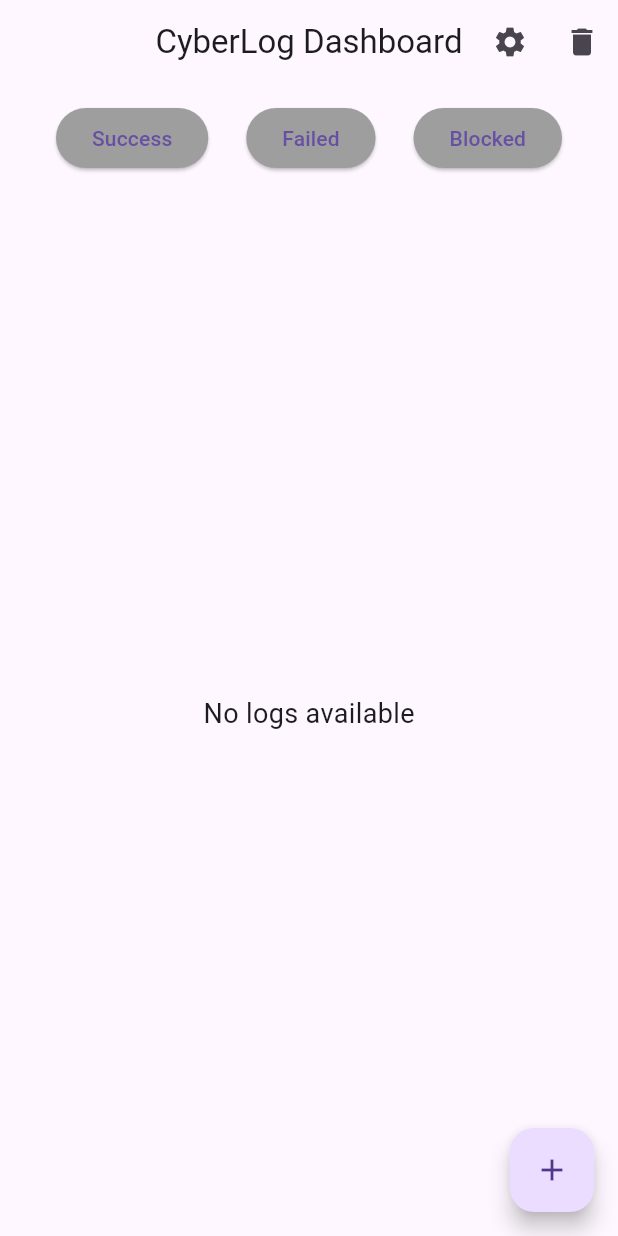
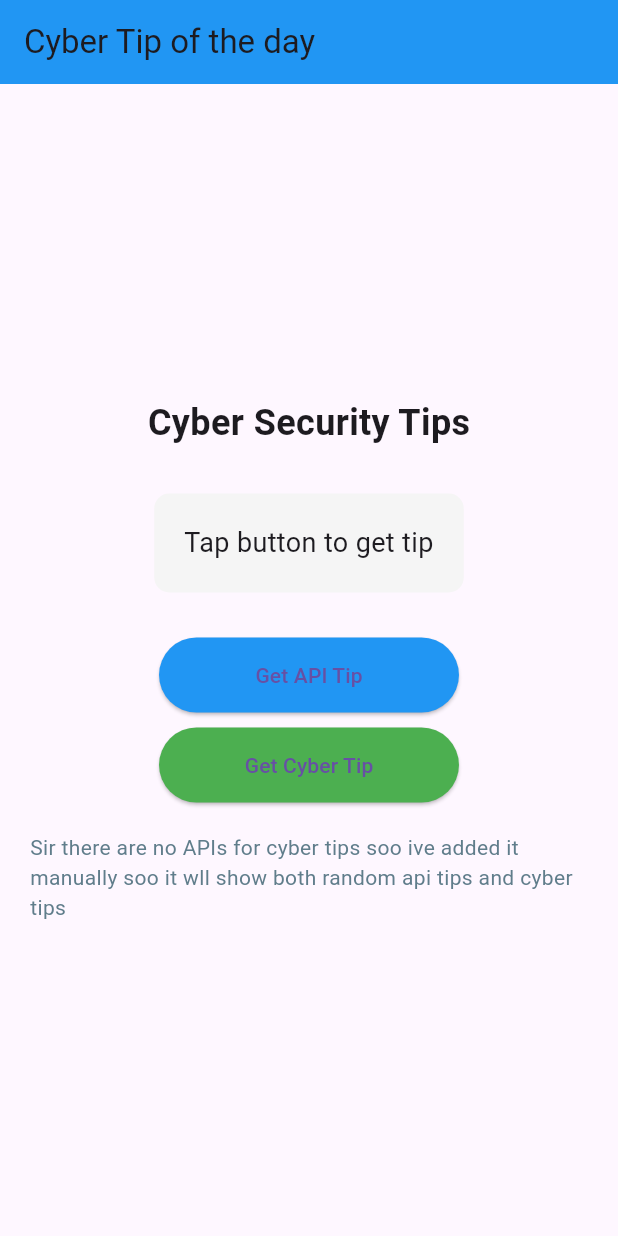
Before and after one commit to DevanshBakrania/Cyberlog, a Flutter app: the screen it shows after launch, on a phone screen of 412 x 824 dp. Run offline on Flutter 3.47's test engine with Material 3 defaults, Android fonts, the phone set to English and light mode, and no system bars.

Commit message:
Update main.dart

```diff
--- a/lib/main.dart
+++ b/lib/main.dart
@@ -1,236 +1,268 @@
+import 'dart:convert';
 import 'package:flutter/material.dart';
-import 'package:provider/provider.dart';
+import 'package:http/http.dart' as http;
 
-void main() {
-  runApp(
-    MultiProvider(
-      providers: [
-        ChangeNotifierProvider(create: (_) => LogProvider()),
-        ChangeNotifierProvider(create: (_) => SettingsProvider()),
-      ],
-      child: const MyApp(),
-    ),
-  );
-}
-
-class Log {
-  final String action;
-  final DateTime time;
-  final String status;
-
-  Log(this.action, this.time, this.status);
-}
-
-class LogProvider extends ChangeNotifier {
-  final List<Log> _logs = [];
-
-  List<Log> get logs => _logs;
-
-  void addLog(String action, String status) {
-    _logs.add(Log(action, DateTime.now(), status));
-    notifyListeners();
-  }
-
-  void clearLogs() {
-    _logs.clear();
-    notifyListeners();
-  }
-}
-
-class SettingsProvider extends ChangeNotifier {
-  bool isDarkMode = false;
-  String defaultStatus = "Success";
-
-  void toggleTheme() {
-    isDarkMode = !isDarkMode;
-    notifyListeners();
-  }
-
-  void setDefaultStatus(String status) {
-    defaultStatus = status;
-    notifyListeners();
-  }
-}
+void main() => runApp(const MyApp());
 
 class MyApp extends StatelessWidget {
-  const MyApp({super.key});
+  const MyApp({Key? key}) : super(key: key);
 
   @override
   Widget build(BuildContext context) {
-    return Consumer<SettingsProvider>(
-      builder: (context, settings, child) {
-        return MaterialApp(
+    return const MaterialApp(
       debugShowCheckedModeBanner: false,
-          title: 'CyberLog',
-          theme: ThemeData(
-            brightness:
-            settings.isDarkMode ? Brightness.dark : Brightness.light,
-            useMaterial3: true,
-          ),
-          home: const CyberLogScreen(),
-        );
-      },
+      home: CyberTipScreen(),
     );
   }
 }
 
-class CyberLogScreen extends StatefulWidget {
-  const CyberLogScreen({super.key});
+class CyberTipScreen extends StatefulWidget {
+  const CyberTipScreen({Key? key}) : super(key: key);
 
   @override
-  State<CyberLogScreen> createState() => _CyberLogScreenState();
+  State<CyberTipScreen> createState() => _CyberTipScreenState();
 }
 
-class _CyberLogScreenState extends State<CyberLogScreen> {
-  String? selectedStatus;
+class _CyberTipScreenState extends State<CyberTipScreen> {
+  String tip = 'Tap button to get tip';
+  bool loading = false;
+
+  // Local cybersecurity tips (100+ tips)
+  final List<String> cyberTips = [
+    "Use strong passwords and enable 2FA",
+    "Update software regularly",
+    "Backup your data",
+    "Be careful with email links",
+    "Use antivirus software",
+    "Don't use public Wi-Fi for sensitive tasks",
+    "Log out when finished",
+    "Check privacy settings",
+    "Use a password manager",
+    "Enable automatic screen lock",
+    "Don't reuse passwords across sites",
+    "Verify sender email addresses",
+    "Use HTTPS websites only",
+    "Don't download unknown attachments",
+    "Secure your home Wi-Fi with WPA3",
+    "Regularly clear browser cookies",
+    "Use incognito mode for sensitive browsing",
+    "Don't save passwords in browsers",
+    "Enable find my device feature",
+    "Review app permissions regularly",
+    "Avoid oversharing on social media",
+    "Use different email for important accounts",
+    "Shred documents with personal info",
+    "Monitor bank statements regularly",
+    "Don't plug in unknown USB devices",
+    "Use a VPN for extra privacy",
+    "Disable auto-connect to Wi-Fi",
+    "Set up security questions carefully",
+    "Don't use obvious security answers",
+    "Lock your devices when not in use",
+    "Encrypt sensitive files",
+    "Use secure messaging apps",
+    "Disable location when not needed",
+    "Turn off Bluetooth when not in use",
+    "Keep router firmware updated",
+    "Change default router passwords",
+    "Use a guest network for visitors",
+    "Disable remote management on router",
+    "Regularly audit connected devices",
+    "Use a separate network for IoT devices",
+    "Enable login notifications",
+    "Review account activity logs",
+    "Don't click shortened URLs",
+    "Hover over links to see real URL",
+    "Check for spelling errors in emails",
+    "Verify unexpected requests by phone",
+    "Don't give info to unsolicited callers",
+    "Use credit cards for online purchases",
+    "Enable purchase notifications",
+    "Store backups in different locations",
+    "Test your backups regularly",
+    "Have an incident response plan",
+    "Educate family about cybersecurity",
+    "Keep work and personal devices separate",
+    "Don't install unnecessary apps",
+    "Read permissions before installing apps",
+    "Delete old accounts you don't use",
+    "Use disposable email for signups",
+    "Clear browser history regularly",
+    "Disable auto-fill for sensitive data",
+    "Use browser privacy extensions",
+    "Block third-party cookies",
+    "Disable JavaScript for unknown sites",
+    "Avoid public charging stations",
+    "Use your own charging cable",
+    "Keep software in auto-update mode",
+    "Don't jailbreak/root your device",
+    "Verify app developers before installing",
+    "Check app reviews for security concerns",
+    "Use biometric authentication when available",
+    "Set up emergency contacts",
+    "Have a digital will for accounts",
+    "Don't post travel plans publicly",
+    "Use a separate credit card for online",
+    "Freeze credit when not applying for loans",
+    "Check for credit report annually",
+    "Use secure password recovery options",
+    "Don't use public computers for login",
+    "Clear cache after using public computers",
+    "Don't write passwords on paper",
+    "Use password phrases instead of words",
+    "Include special characters in passwords",
+    "Don't use personal info in passwords",
+    "Change passwords after a breach",
+    "Use different passwords for banking",
+    "Enable transaction alerts",
+    "Verify website security certificates",
+    "Don't enter data on non-HTTPS sites",
+    "Look for padlock icon in address bar",
+    "Don't ignore security warnings",
+    "Report suspicious activity immediately",
+    "Keep physical devices secure",
+    "Don't leave devices in cars",
+    "Use tracking software for devices",
+    "Backup phone contacts regularly",
+    "Enable remote wipe capability",
+    "Don't share login credentials",
+    "Use company-approved software for work",
+    "Follow organizational security policies",
+    "Attend security training sessions",
+    "Stay informed about new threats",
+    "Subscribe to security newsletters",
+    "Use ad-blockers to avoid malvertising",
+    "Disable macros in Office documents",
+    "Don't enable unnecessary browser extensions",
+    "Regularly review social media tags",
+    "Adjust social media privacy settings",
+    "Think before you post online",
+    "Assume nothing online is private",
+    "Verify information before sharing",
+    "Don't participate in online quizzes",
+    "Be cautious with QR codes",
+    "Scan QR codes with security apps",
+  ];
+
+  // Function to get tip
+  Future<void> getTip() async {
+    setState(() {
+      loading = true;
+    });
+
+    try {
+      // Try API first
+      final response = await http.get(
+        Uri.parse('https://api.adviceslip.com/advice'),
+      );
+
+      if (response.statusCode == 200) {
+        final data = jsonDecode(response.body);
+        setState(() {
+          tip = data['slip']['advice'];
+        });
+      } else {
+        // Fallback to local tip
+        showLocalTip();
+      }
+    } catch (e) {
+      // Fallback to local tip
+      showLocalTip();
+    } finally {
+      setState(() {
+        loading = false;
+      });
+    }
+  }
+
+  // Show random local tip
+  void showLocalTip() {
+    final randomIndex = DateTime.now().millisecondsSinceEpoch % cyberTips.length;
+    setState(() {
+      tip = cyberTips[randomIndex];
+    });
+  }
 
   @override
   Widget build(BuildContext context) {
-    final settings = Provider.of<SettingsProvider>(context, listen: false);
-
     return Scaffold(
       appBar: AppBar(
-        title: const Text("CyberLog Dashboard"),
-        centerTitle: true,
-        actions: [
-          IconButton(
-            icon: const Icon(Icons.settings),
-            onPressed: () {
-              Navigator.push(
-                  context,
-                  MaterialPageRoute(
-                      builder: (_) => const SettingsScreen()));
-            },
+        title: const Text('Cyber Tip of the day'),
+        backgroundColor: Colors.blue,
       ),
-          IconButton(
-            icon: const Icon(Icons.delete),
-            onPressed: () {
-              Provider.of<LogProvider>(context, listen: false).clearLogs();
-            },
+      body: Center(
+        child: Padding(
+          padding: const EdgeInsets.all(20.0),
+          child: Column(
+            mainAxisAlignment: MainAxisAlignment.center,
+            children: [
+              const Text(
+                'Cyber Security Tips',
+                style: TextStyle(
+                  fontSize: 24,
+                  fontWeight: FontWeight.bold,
+                ),
+              ),
+
+              const SizedBox(height: 30),
+
+              // Tip Display
+              Container(
+                padding: const EdgeInsets.all(20),
+                decoration: BoxDecoration(
+                  color: Colors.grey[100],
+                  borderRadius: BorderRadius.circular(10),
+                ),
+                child: Column(
+                  children: [
+                    if (loading)
+                      const CircularProgressIndicator()
+                    else
+                      Text(
+                        tip,
+                        style: const TextStyle(fontSize: 18),
+                        textAlign: TextAlign.center,
                       ),
                   ],
                 ),
+              ),
 
-      body: Column(
+              const SizedBox(height: 30),
+
+              // Buttons
+              Column(
                 children: [
-          Padding(
-            padding: const EdgeInsets.all(12.0),
-            child: Row(
-              mainAxisAlignment: MainAxisAlignment.spaceEvenly,
-              children: ["Success", "Failed", "Blocked"].map((status) {
-                final isSelected = selectedStatus == status;
-                return ElevatedButton(
-                  onPressed: () {
-                    setState(() {
-                      selectedStatus = status;
-                    });
-                  },
+                  ElevatedButton(
+                    onPressed: getTip,
+                    child: const Text('Get API Tip'),
                     style: ElevatedButton.styleFrom(
-                      backgroundColor: isSelected ? Colors.blue : Colors.grey),
-                  child: Text(status),
-                );
-              }).toList(),
+                      backgroundColor: Colors.blue,
+                      minimumSize: const Size(200, 50),
                     ),
                   ),
 
-          Expanded(
-            child: Consumer<LogProvider>(
-              builder: (context, logProvider, child) {
-                if (logProvider.logs.isEmpty) {
-                  return const Center(
-                    child: Text(
-                      "No logs available",
-                      style: TextStyle(fontSize: 18),
-                    ),
-                  );
-                }
+                  const SizedBox(height: 10),
 
-                return ListView.builder(
-                  itemCount: logProvider.logs.length,
-                  itemBuilder: (context, index) {
-                    final log = logProvider.logs[index];
-
-                    return Card(
-                      margin: const EdgeInsets.symmetric(
-                          horizontal: 12, vertical: 6),
-                      child: ListTile(
-                        leading: const Icon(Icons.security),
-                        title: Text(log.action),
-                        subtitle: Text(
-                            "${log.status} • ${log.time.hour}:${log.time.minute.toString().padLeft(2, '0')}"),
-                        trailing: Icon(
-                          log.status == "Success"
-                              ? Icons.check_circle
-                              : log.status == "Blocked"
-                              ? Icons.block
-                              : Icons.error,
-                          color: log.status == "Success"
-                              ? Colors.lightGreen
-                              : log.status == "Blocked"
-                              ? Colors.orangeAccent
-                              : Colors.redAccent
-                        ),
-                      ),
-                    );
-                  },
-                );
-              },
+                  ElevatedButton(
+                    onPressed: showLocalTip,
+                    child: const Text('Get Cyber Tip'),
+                    style: ElevatedButton.styleFrom(
+                      backgroundColor: Colors.green,
+                      minimumSize: const Size(200, 50),
                     ),
                   ),
                 ],
               ),
 
-      floatingActionButton: FloatingActionButton(
-        onPressed: () {
-          final logStatus =
-              selectedStatus ?? settings.defaultStatus;
-          Provider.of<LogProvider>(context, listen: false)
-              .addLog("Security Scan", logStatus);
-          setState(() {
-            selectedStatus = null;
-          });
-        },
-        child: const Icon(Icons.add),
-      ),
-    );
-  }
-}
+              const SizedBox(height: 20),
 
-class SettingsScreen extends StatelessWidget {
-  const SettingsScreen({super.key});
-
-  @override
-  Widget build(BuildContext context) {
-    final settings = Provider.of<SettingsProvider>(context);
-
-    return Scaffold(
-      appBar: AppBar(title: const Text("Settings")),
-      body: Padding(
-        padding: const EdgeInsets.all(16.0),
-        child: Column(
-          children: [
-            SwitchListTile(
-              title: const Text("Dark Mode"),
-              value: settings.isDarkMode,
-              onChanged: (_) => settings.toggleTheme(),
-            ),
-            const SizedBox(height: 20),
-            const Text("Default Status", style: TextStyle(fontSize: 16)),
-            const SizedBox(height: 10),
-
-            Row(
-              mainAxisAlignment: MainAxisAlignment.spaceEvenly,
-              children: ["Success", "Failed", "Blocked"].map((status) {
-                final isSelected = settings.defaultStatus == status;
-                return ElevatedButton(
-                  onPressed: () => settings.setDefaultStatus(status),
-                  style: ElevatedButton.styleFrom(
-                      backgroundColor: isSelected ? Colors.blue : Colors.grey),
-                  child: Text(status),
-                );
-              }).toList(),
+              // Stats
+              Text(
+                'Sir there are no APIs for cyber tips soo ive added it manually soo it wll show both random api tips and cyber tips',
+                style: const TextStyle(color: Colors.blueGrey),
               ),
             ],
+          ),
         ),
       ),
     );
```
Lines whose indentation alone changed are shown as unchanged.
